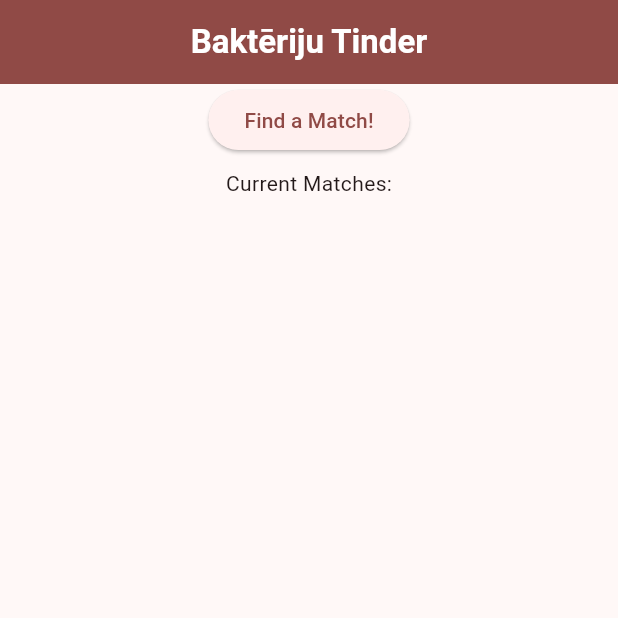
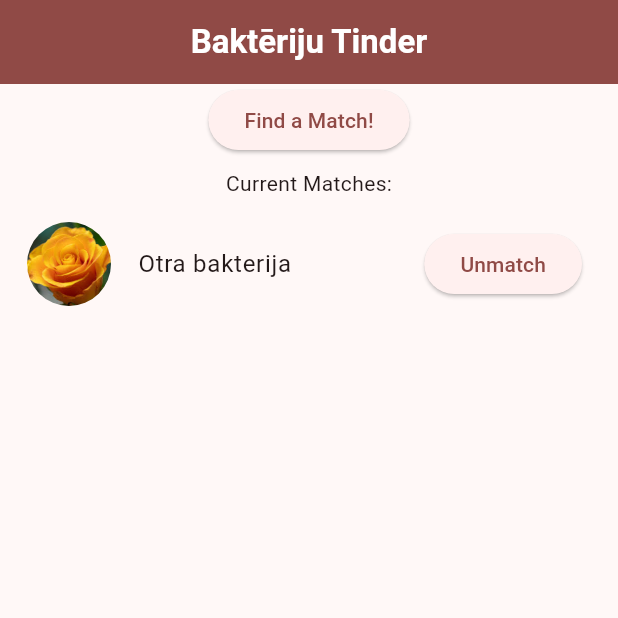
Before and after one commit to arnis-prieditis/bakteriju_tinder, a Flutter app: the screen it shows after launch, after a tap on "Unmatch", on a phone screen of 412 x 824 dp, the top half of it. Run offline on Flutter 3.47's test engine with Material 3 defaults, Android fonts, the light colour scheme and no system bars; our stand-ins replace sqflite; accounts and stored records are empty.

Commit message:
add profile pics to bakterijas

```diff
--- a/lib/database_utils.dart
+++ b/lib/database_utils.dart
@@ -138,11 +138,29 @@
           slimibas_apr_available: false,
           questions: [],
         );
+        Bakterija bakt_2 = Bakterija(
+          id: 2,
+          name: "Otra bakterija",
+          matched: true,
+          pics: [],
+          patogen_apr: "[Garš patoģenēzes apraksts 2]",
+          slimibas_apr: "[Garš slimības gaitas apraksts 2]",
+          patogen_apr_available: true,
+          slimibas_apr_available: false,
+          questions: [],
+        );
         db.insert(
           _bakterijas_table_name,
           bakt_1.toMap(),
           conflictAlgorithm: ConflictAlgorithm.replace,
         );
+        db.insert(
+          _bakterijas_table_name,
+          bakt_2.toMap(),
+          conflictAlgorithm: ConflictAlgorithm.replace,
+        );
+        insertPic(10, "assets/flower1.jpeg", 1);
+        insertPic(20, "assets/flower2.jpeg", 2);
       },
       version: 1,
     );
@@ -187,7 +205,7 @@
     print("Bakterija with id $id deleted");
   }
 
-  Future<void> updateBakterija(int id, bool matched) async {
+  Future<void> updateBaktMatched(int id, bool matched) async {
     final db = await database;
     await db.update(
       _bakterijas_table_name,
@@ -223,6 +241,7 @@
         slimibas_apr_available: slimibas_apr_available == 1 ? true : false,
         questions: [],
       );
+      print("Bakterija: $bakt");
       //query for corresponding pictures
       final List<Map<String, Object?>> picsMaps = await db.query(
           _pics_table_name,
@@ -235,6 +254,7 @@
           } in picsMaps) {
         bakt.pics.add(path);
       }
+      print("Pics: ${bakt.pics}");
       //query for corresponding multiple choice questions
       final List<Map<String, Object?>> mcqMaps = await db
           .query(_mcq_table_name, where: "bakterija = ?", whereArgs: [bakt.id]);
@@ -255,6 +275,7 @@
           ),
         );
       }
+      print("MCQs: ${bakt.questions}");
 
       bakt_list.add(bakt);
     }
--- a/lib/home_page.dart
+++ b/lib/home_page.dart
@@ -88,14 +88,22 @@
                 return ListView(
                   children: [
                     for (var bakt in matches)
-                      ListTile(
+                      Padding(
+                        padding: const EdgeInsets.fromLTRB(0, 8.0, 0, 8.0),
+                        child: ListTile(
+                          leading: CircleAvatar(
+                            radius: 30.0,
+                            backgroundImage: AssetImage(bakt.pics[0]),
+                            backgroundColor: Colors.transparent,
+                          ),
                           title: Text(bakt.name),
                           trailing: ElevatedButton(
                             onPressed: () {
-                            _db_service.updateBakterija(bakt.id, false);
+                              _db_service.updateBaktMatched(bakt.id, false);
                               setState(() {});
                             },
                             child: const Text("Unmatch"),
+                          ),
                         ),
                       ),
                   ],
```
Lines whose indentation alone changed are shown as unchanged.
